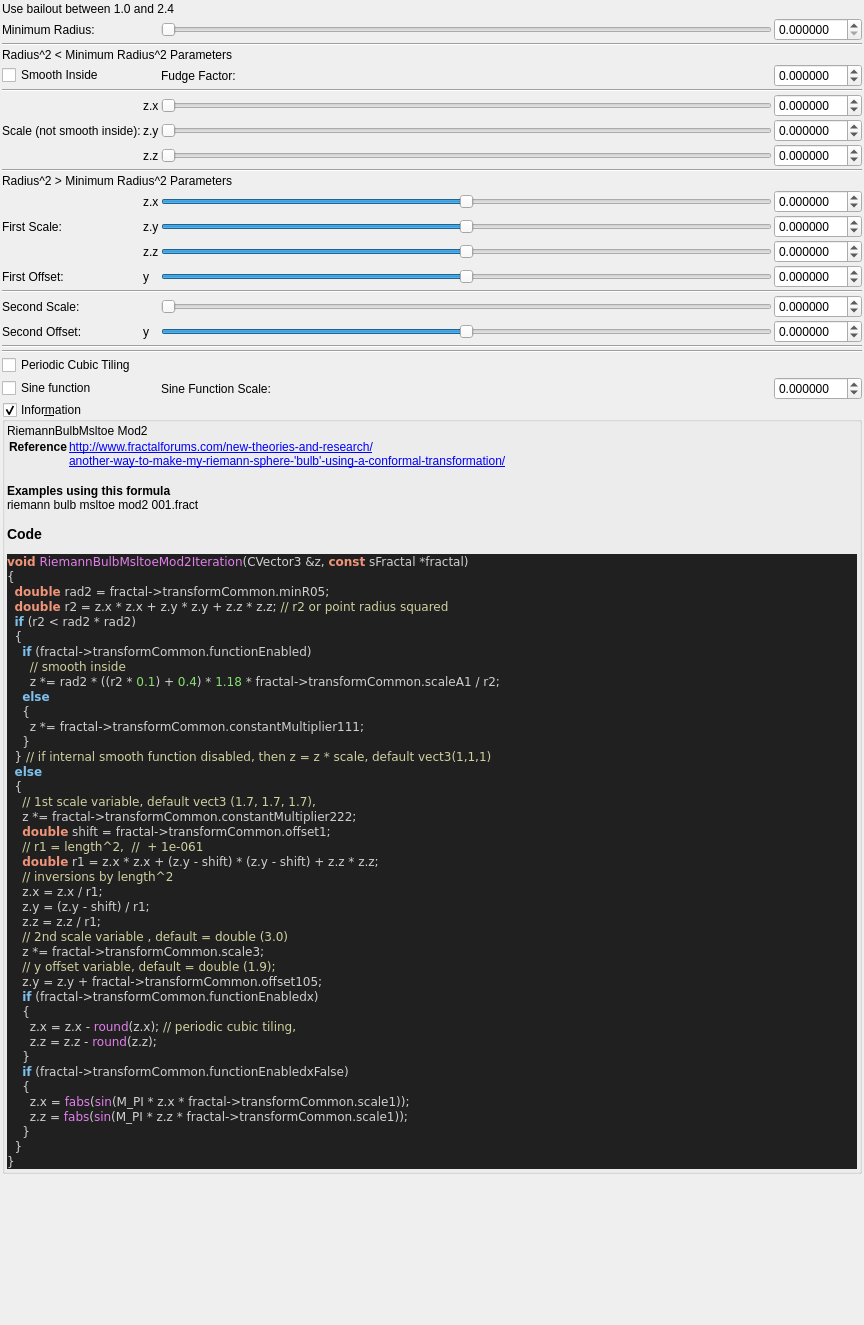
Before: the Qt Designer form mandelbulber2/formula/ui/fractal_riemann_bulb_msltoe_mod2.ui in buddhi1980/mandelbulber2, drawn with Qt 5.
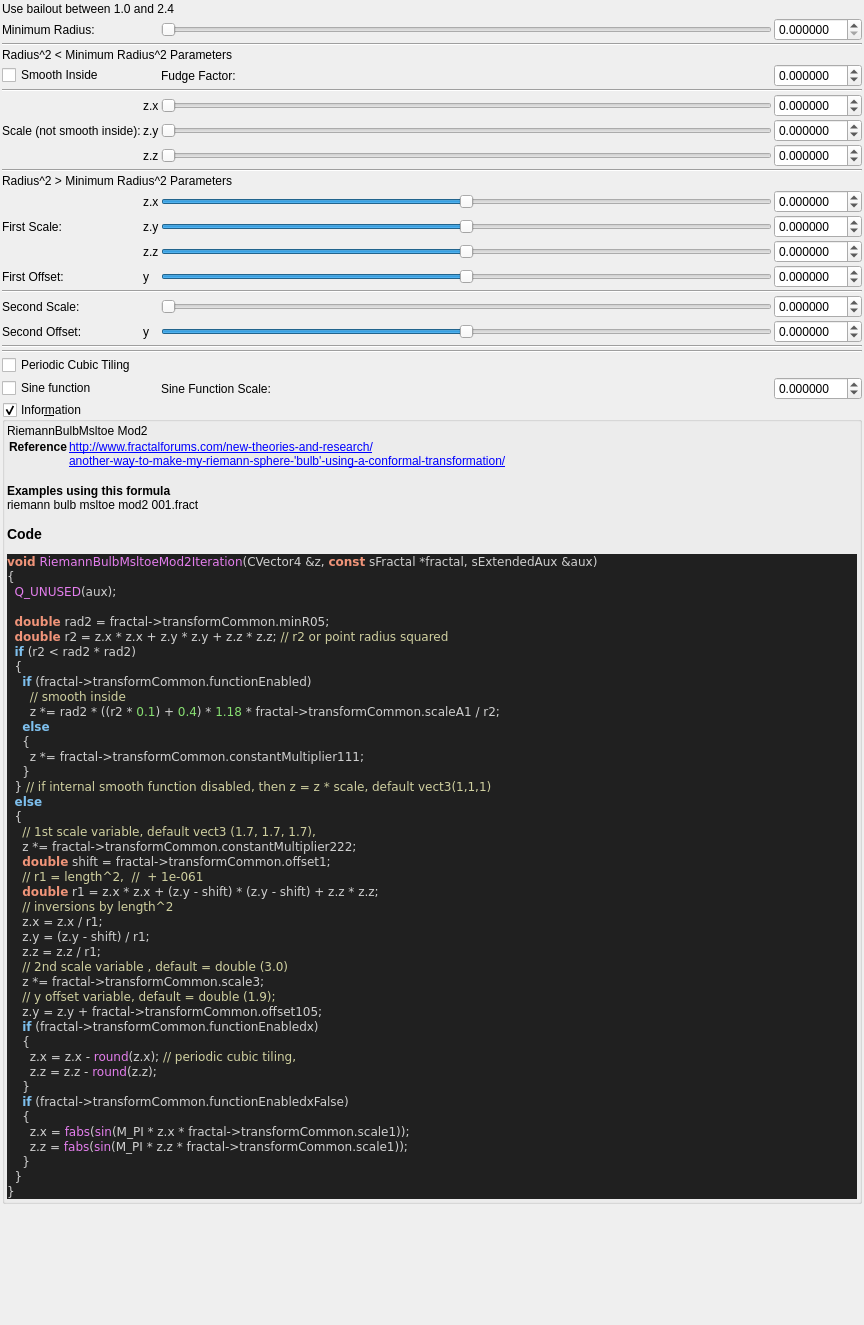
After: the same form once the commit is applied. Custom widgets are drawn as their Qt base class.

Patch:
```diff
--- a/mandelbulber2/formula/ui/fractal_riemann_bulb_msltoe_mod2.ui
+++ b/mandelbulber2/formula/ui/fractal_riemann_bulb_msltoe_mod2.ui
@@ -843,8 +843,10 @@
 &lt;/table&gt;
 &lt;br&gt;&lt;b&gt;Examples using this formula&lt;/b&gt;&lt;br&gt;riemann bulb msltoe mod2 001.fract&lt;h3&gt;Code&lt;/h3&gt;
 &lt;body style=&quot;background-color:#202020&quot;&gt;
-&lt;pre style=&quot;color:#d0d0d0; background-color:#202020;  font-family:'Courier New',monospace;&quot;&gt;&lt;span style=&quot;color:#f09479; font-weight:bold&quot;&gt;void&lt;/span&gt; &lt;span style=&quot;color:#e47eed&quot;&gt;RiemannBulbMsltoeMod2Iteration&lt;/span&gt;&lt;span style=&quot;color:#d0d0d0&quot;&gt;(&lt;/span&gt;CVector3 &lt;span style=&quot;color:#d0d0d0&quot;&gt;&amp;amp;&lt;/span&gt;z&lt;span style=&quot;color:#d0d0d0&quot;&gt;,&lt;/span&gt; &lt;span style=&quot;color:#f09479; font-weight:bold&quot;&gt;const&lt;/span&gt; sFractal &lt;span style=&quot;color:#d0d0d0&quot;&gt;*&lt;/span&gt;fractal&lt;span style=&quot;color:#d0d0d0&quot;&gt;)&lt;/span&gt;
+&lt;pre style=&quot;color:#d0d0d0; background-color:#202020;  font-family:'Courier New',monospace;&quot;&gt;&lt;span style=&quot;color:#f09479; font-weight:bold&quot;&gt;void&lt;/span&gt; &lt;span style=&quot;color:#e47eed&quot;&gt;RiemannBulbMsltoeMod2Iteration&lt;/span&gt;&lt;span style=&quot;color:#d0d0d0&quot;&gt;(&lt;/span&gt;CVector4 &lt;span style=&quot;color:#d0d0d0&quot;&gt;&amp;amp;&lt;/span&gt;z&lt;span style=&quot;color:#d0d0d0&quot;&gt;,&lt;/span&gt; &lt;span style=&quot;color:#f09479; font-weight:bold&quot;&gt;const&lt;/span&gt; sFractal &lt;span style=&quot;color:#d0d0d0&quot;&gt;*&lt;/span&gt;fractal&lt;span style=&quot;color:#d0d0d0&quot;&gt;,&lt;/span&gt; sExtendedAux &lt;span style=&quot;color:#d0d0d0&quot;&gt;&amp;amp;&lt;/span&gt;aux&lt;span style=&quot;color:#d0d0d0&quot;&gt;)&lt;/span&gt;
 &lt;span style=&quot;color:#d0d0d0&quot;&gt;{&lt;/span&gt;
+  &lt;span style=&quot;color:#e47eed&quot;&gt;Q_UNUSED&lt;/span&gt;&lt;span style=&quot;color:#d0d0d0&quot;&gt;(&lt;/span&gt;aux&lt;span style=&quot;color:#d0d0d0&quot;&gt;);&lt;/span&gt;
+
   &lt;span style=&quot;color:#f09479; font-weight:bold&quot;&gt;double&lt;/span&gt; rad2 &lt;span style=&quot;color:#d0d0d0&quot;&gt;=&lt;/span&gt; fractal&lt;span style=&quot;color:#d0d0d0&quot;&gt;-&amp;gt;&lt;/span&gt;transformCommon&lt;span style=&quot;color:#d0d0d0&quot;&gt;.&lt;/span&gt;minR05&lt;span style=&quot;color:#d0d0d0&quot;&gt;;&lt;/span&gt;
   &lt;span style=&quot;color:#f09479; font-weight:bold&quot;&gt;double&lt;/span&gt; r2 &lt;span style=&quot;color:#d0d0d0&quot;&gt;=&lt;/span&gt; z&lt;span style=&quot;color:#d0d0d0&quot;&gt;.&lt;/span&gt;x &lt;span style=&quot;color:#d0d0d0&quot;&gt;*&lt;/span&gt; z&lt;span style=&quot;color:#d0d0d0&quot;&gt;.&lt;/span&gt;x &lt;span style=&quot;color:#d0d0d0&quot;&gt;+&lt;/span&gt; z&lt;span style=&quot;color:#d0d0d0&quot;&gt;.&lt;/span&gt;y &lt;span style=&quot;color:#d0d0d0&quot;&gt;*&lt;/span&gt; z&lt;span style=&quot;color:#d0d0d0&quot;&gt;.&lt;/span&gt;y &lt;span style=&quot;color:#d0d0d0&quot;&gt;+&lt;/span&gt; z&lt;span style=&quot;color:#d0d0d0&quot;&gt;.&lt;/span&gt;z &lt;span style=&quot;color:#d0d0d0&quot;&gt;*&lt;/span&gt; z&lt;span style=&quot;color:#d0d0d0&quot;&gt;.&lt;/span&gt;z&lt;span style=&quot;color:#d0d0d0&quot;&gt;;&lt;/span&gt; &lt;span style=&quot;color:#d0d0a0&quot;&gt;// r2 or point radius squared&lt;/span&gt;
   &lt;span style=&quot;color:#7ec0ee; font-weight:bold&quot;&gt;if&lt;/span&gt; &lt;span style=&quot;color:#d0d0d0&quot;&gt;(&lt;/span&gt;r2 &lt;span style=&quot;color:#d0d0d0&quot;&gt;&amp;lt;&lt;/span&gt; rad2 &lt;span style=&quot;color:#d0d0d0&quot;&gt;*&lt;/span&gt; rad2&lt;span style=&quot;color:#d0d0d0&quot;&gt;)&lt;/span&gt;
```
